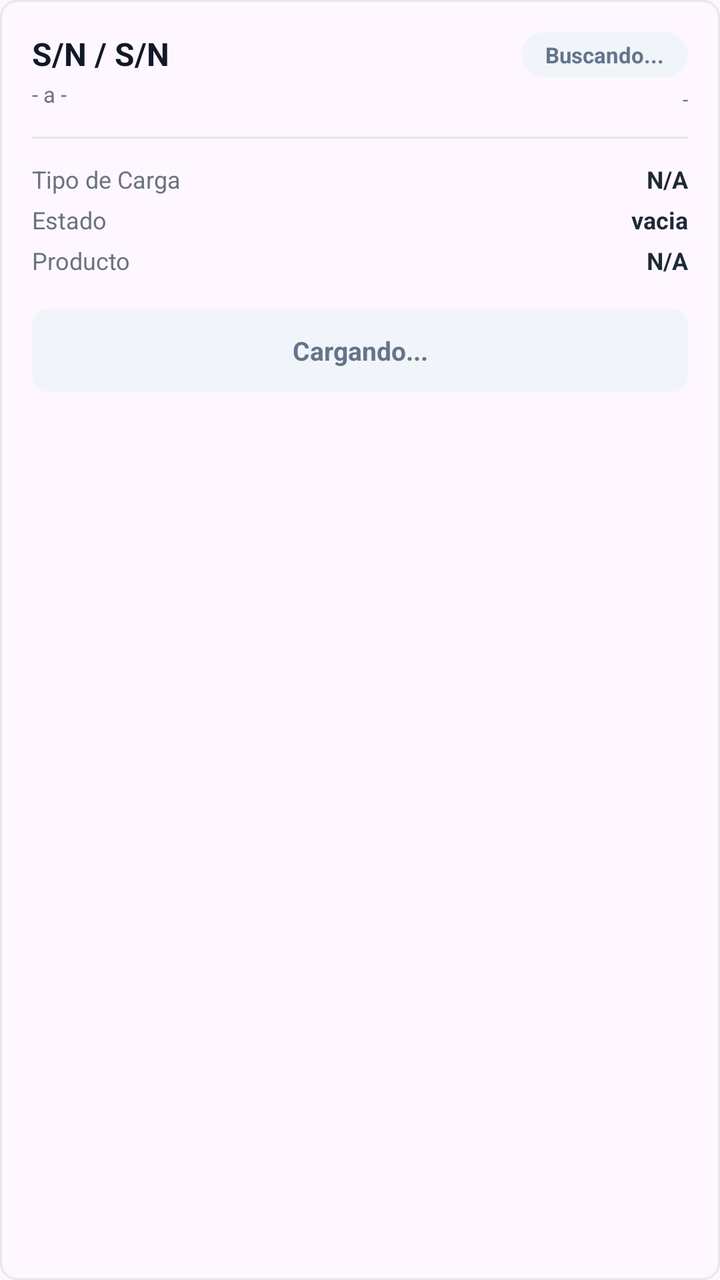
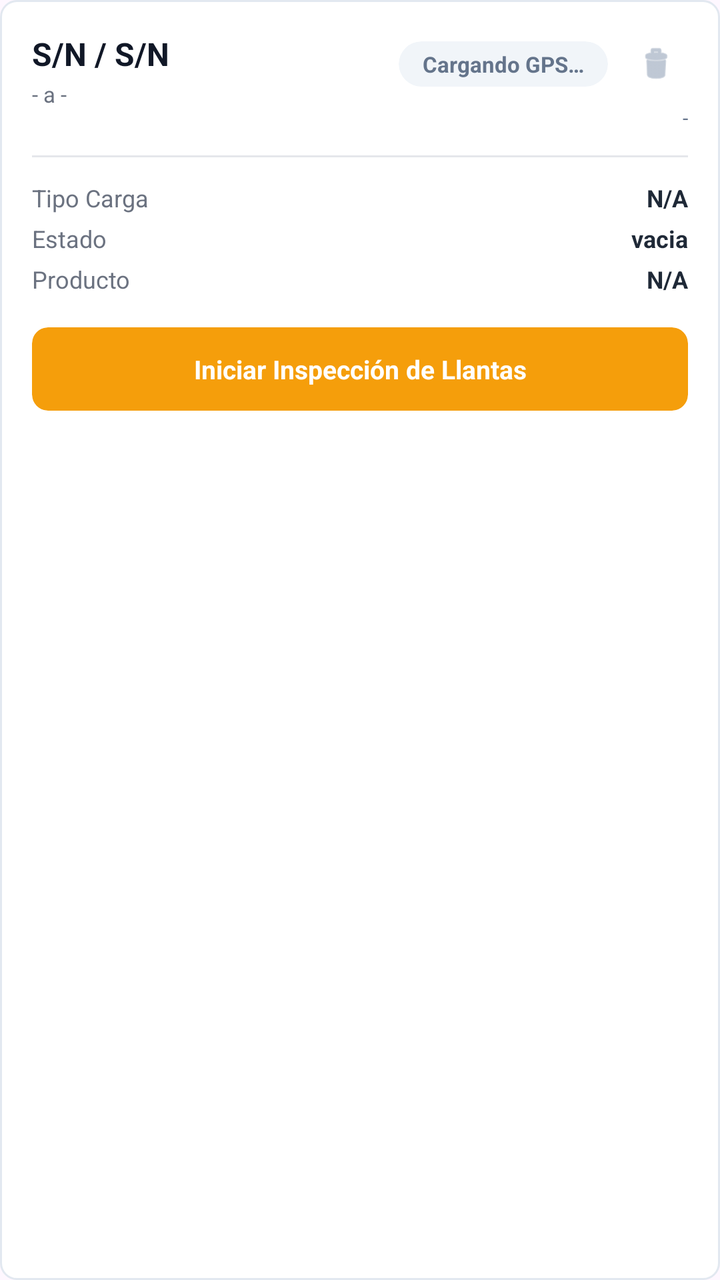

Screens rendered from an Android XML layout before and after an edit, with the pre-edit source and the edit as a unified diff.
<!-- AndroidManifest.xml: application theme Theme.LlantasAC -->
<!-- res/layout/item_unidad_card.xml -->
<?xml version="1.0" encoding="utf-8"?>
<LinearLayout
    xmlns:android="http://schemas.android.com/apk/res/android"
    xmlns:app="http://schemas.android.com/apk/res-auto"
    android:layout_width="match_parent"
    android:layout_height="wrap_content"
    android:orientation="vertical"
    android:background="@drawable/input_bg"
    android:padding="16dp"
    android:layout_margin="8dp">

    <RelativeLayout
        android:layout_width="match_parent"
        android:layout_height="wrap_content">

        
        <LinearLayout
            android:layout_width="wrap_content"
            android:layout_height="wrap_content"
            android:orientation="vertical"
            android:layout_alignParentStart="true"
            android:layout_toStartOf="@+id/llGps">

            <TextView
                android:id="@+id/tvNombres"
                android:layout_width="wrap_content"
                android:layout_height="wrap_content"
                android:text="S/N / S/N"
                android:textSize="16sp"
                android:textStyle="bold"
                android:textColor="#111827" />

            <TextView
                android:id="@+id/tvRuta"
                android:layout_width="wrap_content"
                android:layout_height="wrap_content"
                android:text="- a -"
                android:textSize="11sp"
                android:textColor="#6B7280"
                android:layout_marginTop="2dp"/>
        </LinearLayout>

        
        <LinearLayout
            android:id="@+id/llGps"
            android:layout_width="wrap_content"
            android:layout_height="wrap_content"
            android:orientation="vertical"
            android:gravity="end"
            android:layout_alignParentEnd="true">

            <androidx.cardview.widget.CardView
                android:id="@+id/cardBadgeGps"
                android:layout_width="wrap_content"
                android:layout_height="wrap_content"
                app:cardCornerRadius="12dp"
                app:cardElevation="0dp"
                app:cardBackgroundColor="#F1F5F9">

                <TextView
                    android:id="@+id/tvBadgeGps"
                    android:layout_width="wrap_content"
                    android:layout_height="wrap_content"
                    android:text="Buscando..."
                    android:textSize="11sp"
                    android:textStyle="bold"
                    android:textColor="#64748B"
                    android:paddingHorizontal="12dp"
                    android:paddingVertical="4dp"/>
            </androidx.cardview.widget.CardView>

            <TextView
                android:id="@+id/tvUbicacion"
                android:layout_width="wrap_content"
                android:layout_height="wrap_content"
                android:text="-"
                android:textSize="10sp"
                android:textColor="#64748B"
                android:layout_marginTop="4dp"
                android:maxWidth="160dp"
                android:gravity="end"
                android:maxLines="2"/>
        </LinearLayout>
    </RelativeLayout>

    <View
        android:layout_width="match_parent"
        android:layout_height="1dp"
        android:background="#E5E7EB"
        android:layout_marginVertical="12dp"/>

    
    <LinearLayout android:layout_width="match_parent" android:layout_height="wrap_content" android:orientation="horizontal">
        <TextView android:layout_width="0dp" android:layout_weight="1" android:layout_height="wrap_content" android:text="Tipo de Carga" android:textSize="12sp" android:textColor="#6B7280"/>
        <TextView android:id="@+id/tvTipoCarga" android:layout_width="wrap_content" android:layout_height="wrap_content" android:text="N/A" android:textSize="12sp" android:textStyle="bold" android:textColor="#1F2937"/>
    </LinearLayout>

    <LinearLayout android:layout_width="match_parent" android:layout_height="wrap_content" android:orientation="horizontal" android:layout_marginTop="4dp">
        <TextView android:layout_width="0dp" android:layout_weight="1" android:layout_height="wrap_content" android:text="Estado" android:textSize="12sp" android:textColor="#6B7280"/>
        <TextView android:id="@+id/tvEstadoCarga" android:layout_width="wrap_content" android:layout_height="wrap_content" android:text="vacia" android:textSize="12sp" android:textStyle="bold" android:textColor="#1F2937"/>
    </LinearLayout>

    <LinearLayout android:layout_width="match_parent" android:layout_height="wrap_content" android:orientation="horizontal" android:layout_marginTop="4dp">
        <TextView android:layout_width="0dp" android:layout_weight="1" android:layout_height="wrap_content" android:text="Producto" android:textSize="12sp" android:textColor="#6B7280"/>
        <TextView android:id="@+id/tvProducto" android:layout_width="wrap_content" android:layout_height="wrap_content" android:text="N/A" android:textSize="12sp" android:textStyle="bold" android:textColor="#1F2937"/>
    </LinearLayout>

    
    <androidx.cardview.widget.CardView
        android:id="@+id/cardBtnAccion"
        android:layout_width="match_parent"
        android:layout_height="wrap_content"
        android:layout_marginTop="16dp"
        app:cardCornerRadius="8dp"
        app:cardElevation="0dp"
        app:cardBackgroundColor="#F1F5F9">

        <TextView
            android:id="@+id/btnAccion"
            android:layout_width="match_parent"
            android:layout_height="wrap_content"
            android:text="Cargando..."
            android:textColor="#64748B"
            android:textSize="13sp"
            android:textStyle="bold"
            android:gravity="center"
            android:paddingVertical="12dp" />
    </androidx.cardview.widget.CardView>

</LinearLayout>
<!-- resources referenced by this layout -->
<resources>
  <!-- drawable input_bg (drawable) -->
  <?xml version="1.0" encoding="utf-8"?>
  <shape xmlns:android="http://schemas.android.com/apk/res/android">
      <solid android:color="@android:color/transparent" />
      <stroke android:width="1dp" android:color="#E5E7EB" />
      <corners android:radius="8dp" />
  </shape>
  <style name="Theme.LlantasAC" parent="Base.Theme.LlantasAC" />
  <style name="Base.Theme.LlantasAC" parent="Theme.Material3.DayNight.NoActionBar">
          
          
      </style>
</resources>

<!-- the commit's change to res/layout/item_unidad_card.xml (unified diff, before → after) -->
@@ -45,8 +45,8 @@
             android:id="@+id/llGps"
             android:layout_width="wrap_content"
             android:layout_height="wrap_content"
-            android:orientation="vertical"
-            android:gravity="end"
+            android:orientation="horizontal"
+            android:gravity="center_vertical"
             android:layout_alignParentEnd="true">
 
             <androidx.cardview.widget.CardView
@@ -61,7 +61,7 @@
                     android:id="@+id/tvBadgeGps"
                     android:layout_width="wrap_content"
                     android:layout_height="wrap_content"
-                    android:text="Buscando..."
+                    android:text="@string/unidad_buscando_gps"
                     android:textSize="11sp"
                     android:textStyle="bold"
                     android:textColor="#64748B"
@@ -69,18 +69,31 @@
                     android:paddingVertical="4dp"/>
             </androidx.cardview.widget.CardView>
 
-            <TextView
-                android:id="@+id/tvUbicacion"
-                android:layout_width="wrap_content"
-                android:layout_height="wrap_content"
-                android:text="-"
-                android:textSize="10sp"
-                android:textColor="#64748B"
-                android:layout_marginTop="4dp"
-                android:maxWidth="160dp"
-                android:gravity="end"
-                android:maxLines="2"/>
+            <ImageButton
+                android:id="@+id/btnEliminarUnidad"
+                android:layout_width="32dp"
+                android:layout_height="32dp"
+                android:layout_marginStart="8dp"
+                android:background="?attr/selectableItemBackgroundBorderless"
+                android:src="@android:drawable/ic_menu_delete"
+                app:tint="#94A3B8"
+                android:padding="6dp"
+                android:scaleType="centerInside"/>
         </LinearLayout>
+
+        <TextView
+            android:id="@+id/tvUbicacion"
+            android:layout_width="wrap_content"
+            android:layout_height="wrap_content"
+            android:text="-"
+            android:textSize="10sp"
+            android:textColor="#64748B"
+            android:layout_marginTop="4dp"
+            android:maxWidth="160dp"
+            android:layout_below="@id/llGps"
+            android:layout_alignParentEnd="true"
+            android:gravity="end"
+            android:maxLines="2"/>
     </RelativeLayout>
 
     <View
@@ -89,19 +102,18 @@
         android:background="#E5E7EB"
         android:layout_marginVertical="12dp"/>
 
-    
     <LinearLayout android:layout_width="match_parent" android:layout_height="wrap_content" android:orientation="horizontal">
-        <TextView android:layout_width="0dp" android:layout_weight="1" android:layout_height="wrap_content" android:text="Tipo de Carga" android:textSize="12sp" android:textColor="#6B7280"/>
+        <TextView android:layout_width="0dp" android:layout_weight="1" android:layout_height="wrap_content" android:text="@string/unidad_label_tipo_carga" android:textSize="12sp" android:textColor="#6B7280"/>
         <TextView android:id="@+id/tvTipoCarga" android:layout_width="wrap_content" android:layout_height="wrap_content" android:text="N/A" android:textSize="12sp" android:textStyle="bold" android:textColor="#1F2937"/>
     </LinearLayout>
 
     <LinearLayout android:layout_width="match_parent" android:layout_height="wrap_content" android:orientation="horizontal" android:layout_marginTop="4dp">
-        <TextView android:layout_width="0dp" android:layout_weight="1" android:layout_height="wrap_content" android:text="Estado" android:textSize="12sp" android:textColor="#6B7280"/>
+        <TextView android:layout_width="0dp" android:layout_weight="1" android:layout_height="wrap_content" android:text="@string/unidad_label_estado" android:textSize="12sp" android:textColor="#6B7280"/>
         <TextView android:id="@+id/tvEstadoCarga" android:layout_width="wrap_content" android:layout_height="wrap_content" android:text="vacia" android:textSize="12sp" android:textStyle="bold" android:textColor="#1F2937"/>
     </LinearLayout>
 
     <LinearLayout android:layout_width="match_parent" android:layout_height="wrap_content" android:orientation="horizontal" android:layout_marginTop="4dp">
-        <TextView android:layout_width="0dp" android:layout_weight="1" android:layout_height="wrap_content" android:text="Producto" android:textSize="12sp" android:textColor="#6B7280"/>
+        <TextView android:id="@+id/tvLabelProducto" android:layout_width="0dp" android:layout_weight="1" android:layout_height="wrap_content" android:text="@string/unidad_label_producto" android:textSize="12sp" android:textColor="#6B7280"/>
         <TextView android:id="@+id/tvProducto" android:layout_width="wrap_content" android:layout_height="wrap_content" android:text="N/A" android:textSize="12sp" android:textStyle="bold" android:textColor="#1F2937"/>
     </LinearLayout>
 
@@ -113,14 +125,14 @@
         android:layout_marginTop="16dp"
         app:cardCornerRadius="8dp"
         app:cardElevation="0dp"
-        app:cardBackgroundColor="#F1F5F9">
+        app:cardBackgroundColor="#F59E0B">
 
         <TextView
             android:id="@+id/btnAccion"
             android:layout_width="match_parent"
             android:layout_height="wrap_content"
-            android:text="Cargando..."
-            android:textColor="#64748B"
+            android:text="@string/bandeja_boton_inspeccion"
+            android:textColor="#FFFFFF"
             android:textSize="13sp"
             android:textStyle="bold"
             android:gravity="center"
<!-- resource entries referenced after the edit -->
@@ -3,14 +3,20 @@
   <!-- drawable input_bg (drawable) -->
   <?xml version="1.0" encoding="utf-8"?>
   <shape xmlns:android="http://schemas.android.com/apk/res/android">
-      <solid android:color="@android:color/transparent" />
-      <stroke android:width="1dp" android:color="#E5E7EB" />
+      <solid android:color="#FFFFFF" />
+      <stroke android:width="1dp" android:color="#E2E8F0" />
       <corners android:radius="8dp" />
   </shape>
+  <string name="bandeja_boton_inspeccion">Iniciar Inspección de Llantas</string>
+  <string name="unidad_buscando_gps">Cargando GPS…</string>
+  <string name="unidad_label_estado">Estado</string>
+  <string name="unidad_label_producto">Producto</string>
+  <string name="unidad_label_tipo_carga">Tipo Carga</string>
   <style name="Theme.LlantasAC" parent="Base.Theme.LlantasAC" />
   <style name="Base.Theme.LlantasAC" parent="Theme.Material3.DayNight.NoActionBar">
           
           
-      </style>
+          
+       </style>
 </resources>
 
